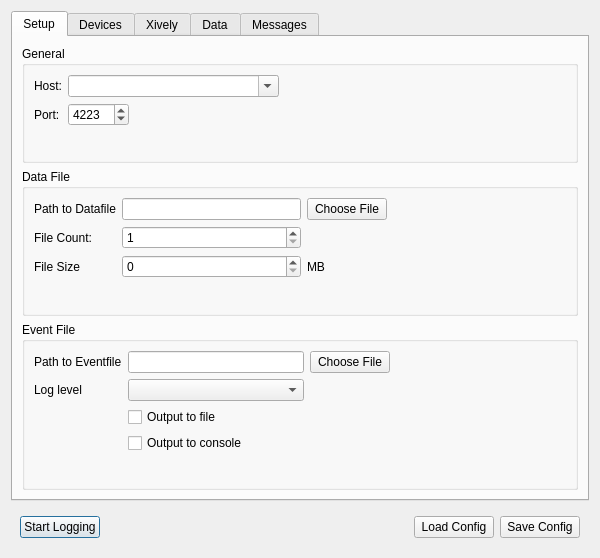
Before: the Qt Designer form src/brickv/data_logger/ui/setup_dialog.ui in Tinkerforge/brickv, drawn with Qt 5.
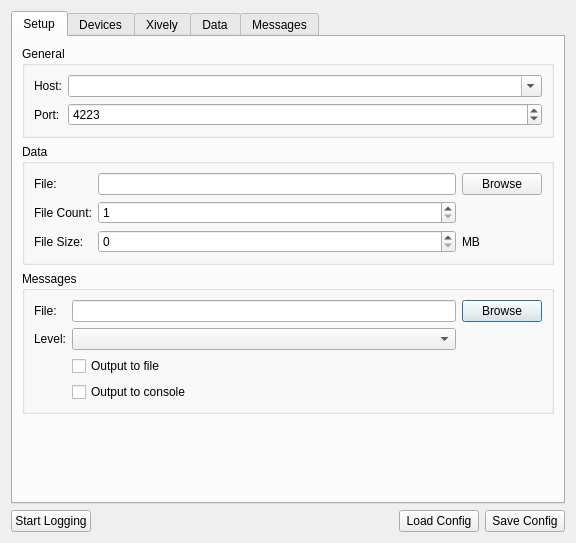
After: the same form once the commit is applied.

Commit message:
data-logger: Use existing file dialog helpers
Also start unifying the nameing of the data and the messages file.

Patch:
```diff
--- a/src/brickv/data_logger/ui/setup_dialog.ui
+++ b/src/brickv/data_logger/ui/setup_dialog.ui
@@ -6,63 +6,14 @@
    <rect>
     <x>0</x>
     <y>0</y>
-    <width>600</width>
-    <height>558</height>
+    <width>576</width>
+    <height>543</height>
    </rect>
   </property>
   <property name="windowTitle">
    <string notr="true">Data Logger</string>
   </property>
   <layout class="QGridLayout" name="gridLayout_5">
-   <item row="1" column="0">
-    <widget class="QWidget" name="widget" native="true">
-     <layout class="QGridLayout" name="gridLayout_6">
-      <item row="1" column="0">
-       <widget class="QPushButton" name="btn_start_logging">
-        <property name="focusPolicy">
-         <enum>Qt::TabFocus</enum>
-        </property>
-        <property name="text">
-         <string>Start Logging</string>
-        </property>
-       </widget>
-      </item>
-      <item row="1" column="1">
-       <spacer name="horizontalSpacer_5">
-        <property name="orientation">
-         <enum>Qt::Horizontal</enum>
-        </property>
-        <property name="sizeHint" stdset="0">
-         <size>
-          <width>40</width>
-          <height>20</height>
-         </size>
-        </property>
-       </spacer>
-      </item>
-      <item row="1" column="3">
-       <widget class="QPushButton" name="btn_load_config">
-        <property name="focusPolicy">
-         <enum>Qt::TabFocus</enum>
-        </property>
-        <property name="text">
-         <string>Load Config</string>
-        </property>
-       </widget>
-      </item>
-      <item row="1" column="4">
-       <widget class="QPushButton" name="btn_save_config">
-        <property name="focusPolicy">
-         <enum>Qt::StrongFocus</enum>
-        </property>
-        <property name="text">
-         <string>Save Config</string>
-        </property>
-       </widget>
-      </item>
-     </layout>
-    </widget>
-   </item>
    <item row="0" column="0">
     <layout class="QVBoxLayout" name="verticalLayout">
      <item>
@@ -98,85 +49,59 @@
         <attribute name="title">
          <string>Setup</string>
         </attribute>
-        <layout class="QHBoxLayout" name="horizontalLayout">
+        <layout class="QVBoxLayout" name="verticalLayout_6">
          <item>
           <layout class="QGridLayout" name="gridLayout">
            <item row="2" column="0">
             <widget class="QGroupBox" name="groupBox">
              <property name="title">
-              <string>Event File</string>
+              <string>Messages</string>
              </property>
+             <layout class="QVBoxLayout" name="verticalLayout_5">
+              <item>
              <layout class="QGridLayout" name="gridLayout_9">
               <item row="0" column="2">
-               <widget class="QLineEdit" name="line_path_to_eventfile">
-                <property name="readOnly">
-                 <bool>true</bool>
+                 <widget class="QPushButton" name="btn_messages_file">
+                  <property name="text">
+                   <string>Browse</string>
                 </property>
                </widget>
               </item>
-              <item row="0" column="4">
-               <spacer name="horizontalSpacer_10">
-                <property name="orientation">
-                 <enum>Qt::Horizontal</enum>
-                </property>
-                <property name="sizeHint" stdset="0">
-                 <size>
-                  <width>40</width>
-                  <height>20</height>
-                 </size>
-                </property>
-               </spacer>
-              </item>
-              <item row="2" column="2">
+                <item row="0" column="1">
+                 <widget class="QLineEdit" name="line_messages_file"/>
+                </item>
+                <item row="0" column="0">
+                 <widget class="QLabel" name="label_13">
+                  <property name="text">
+                   <string>File:</string>
+                  </property>
+                 </widget>
+                </item>
+                <item row="1" column="0">
+                 <widget class="QLabel" name="label_14">
+                  <property name="text">
+                   <string>Level:</string>
+                  </property>
+                 </widget>
+                </item>
+                <item row="2" column="1">
                <widget class="QCheckBox" name="checkbox_to_file">
                 <property name="text">
                  <string>Output to file</string>
                 </property>
                </widget>
               </item>
-              <item row="1" column="0">
-               <widget class="QLabel" name="label_14">
-                <property name="text">
-                 <string>Log level</string>
-                </property>
-               </widget>
-              </item>
-              <item row="3" column="2">
+                <item row="1" column="1">
+                 <widget class="QComboBox" name="combo_loglevel"/>
+                </item>
+                <item row="3" column="1">
                <widget class="QCheckBox" name="checkbox_to_console">
                 <property name="text">
                  <string>Output to console</string>
                 </property>
                </widget>
               </item>
-              <item row="0" column="3">
-               <widget class="QPushButton" name="btn_set_eventfile">
-                <property name="text">
-                 <string>Choose File</string>
-                </property>
-               </widget>
-              </item>
-              <item row="1" column="2">
-               <widget class="QComboBox" name="combo_loglevel"/>
-              </item>
-              <item row="0" column="0">
-               <widget class="QLabel" name="label_13">
-                <property name="text">
-                 <string>Path to Eventfile</string>
-                </property>
-               </widget>
-              </item>
-              <item row="4" column="2">
-               <spacer name="verticalSpacer_4">
-                <property name="orientation">
-                 <enum>Qt::Vertical</enum>
-                </property>
-                <property name="sizeHint" stdset="0">
-                 <size>
-                  <width>20</width>
-                  <height>40</height>
-                 </size>
-                </property>
-               </spacer>
+               </layout>
               </item>
              </layout>
             </widget>
@@ -189,73 +114,10 @@
              <property name="title">
               <string>General</string>
              </property>
+             <layout class="QVBoxLayout" name="verticalLayout_3">
+              <item>
              <layout class="QGridLayout" name="gridLayout_2">
-              <item row="1" column="1">
-               <widget class="QSpinBox" name="spinbox_port">
-                <property name="minimum">
-                 <number>1</number>
-                </property>
-                <property name="maximum">
-                 <number>65535</number>
-                </property>
-                <property name="value">
-                 <number>4223</number>
-                </property>
-               </widget>
-              </item>
-              <item row="1" column="2">
-               <spacer name="horizontalSpacer_4">
-                <property name="orientation">
-                 <enum>Qt::Horizontal</enum>
-                </property>
-                <property name="sizeHint" stdset="0">
-                 <size>
-                  <width>40</width>
-                  <height>20</height>
-                 </size>
-                </property>
-               </spacer>
-              </item>
-              <item row="1" column="0">
-               <widget class="QLabel" name="label_2">
-                <property name="sizePolicy">
-                 <sizepolicy hsizetype="Fixed" vsizetype="Preferred">
-                  <horstretch>0</horstretch>
-                  <verstretch>0</verstretch>
-                 </sizepolicy>
-                </property>
-                <property name="text">
-                 <string>Port:</string>
-                </property>
-               </widget>
-              </item>
-              <item row="0" column="0">
-               <widget class="QLabel" name="label">
-                <property name="sizePolicy">
-                 <sizepolicy hsizetype="Fixed" vsizetype="Preferred">
-                  <horstretch>0</horstretch>
-                  <verstretch>0</verstretch>
-                 </sizepolicy>
-                </property>
-                <property name="text">
-                 <string>Host:</string>
-                </property>
-               </widget>
-              </item>
-              <item row="0" column="4">
-               <spacer name="horizontalSpacer_3">
-                <property name="orientation">
-                 <enum>Qt::Horizontal</enum>
-                </property>
-                <property name="sizeHint" stdset="0">
-                 <size>
-                  <width>40</width>
-                  <height>20</height>
-                 </size>
-                </property>
-               </spacer>
-              </item>
-              <item row="0" column="1" colspan="2">
+                <item row="0" column="1">
                <widget class="QComboBox" name="combo_host">
                 <property name="editable">
                  <bool>true</bool>
@@ -268,33 +130,48 @@
                 </property>
                </widget>
               </item>
-              <item row="0" column="3">
-               <spacer name="horizontalSpacer">
-                <property name="orientation">
-                 <enum>Qt::Horizontal</enum>
-                </property>
-                <property name="sizeHint" stdset="0">
-                 <size>
-                  <width>40</width>
-                  <height>20</height>
-                 </size>
-                </property>
-               </spacer>
-              </item>
-              <item row="2" column="1">
-               <spacer name="verticalSpacer">
-                <property name="orientation">
-                 <enum>Qt::Vertical</enum>
-                </property>
-                <property name="sizeHint" stdset="0">
-                 <size>
-                  <width>20</width>
-                  <height>40</height>
-                 </size>
-                </property>
-               </spacer>
-              </item>
-             </layout>
+                <item row="0" column="0">
+                 <widget class="QLabel" name="label">
+                  <property name="sizePolicy">
+                   <sizepolicy hsizetype="Fixed" vsizetype="Preferred">
+                    <horstretch>0</horstretch>
+                    <verstretch>0</verstretch>
+                   </sizepolicy>
+                  </property>
+                  <property name="text">
+                   <string>Host:</string>
+                  </property>
+                 </widget>
+                </item>
+                <item row="1" column="0">
+                 <widget class="QLabel" name="label_2">
+                  <property name="sizePolicy">
+                   <sizepolicy hsizetype="Fixed" vsizetype="Preferred">
+                    <horstretch>0</horstretch>
+                    <verstretch>0</verstretch>
+                   </sizepolicy>
+                  </property>
+                  <property name="text">
+                   <string>Port:</string>
+                  </property>
+                 </widget>
+                </item>
+                <item row="1" column="1">
+                 <widget class="QSpinBox" name="spinbox_port">
+                  <property name="minimum">
+                   <number>1</number>
+                  </property>
+                  <property name="maximum">
+                   <number>65535</number>
+                  </property>
+                  <property name="value">
+                   <number>4223</number>
+                  </property>
+                 </widget>
+                </item>
+               </layout>
+              </item>
+             </layout>
             </widget>
            </item>
            <item row="1" column="0">
@@ -303,9 +180,52 @@
               <bool>true</bool>
              </property>
              <property name="title">
-              <string>Data File</string>
+              <string>Data</string>
              </property>
+             <layout class="QVBoxLayout" name="verticalLayout_4">
+              <item>
              <layout class="QGridLayout" name="gridLayout_3">
+                <item row="0" column="1">
+                 <widget class="QLineEdit" name="line_data_file">
+                  <property name="inputMask">
+                   <string notr="true"/>
+                  </property>
+                  <property name="text">
+                   <string notr="true"/>
+                  </property>
+                 </widget>
+                </item>
+                <item row="0" column="0">
+                 <widget class="QLabel" name="label_3">
+                  <property name="text">
+                   <string>File:</string>
+                  </property>
+                 </widget>
+                </item>
+                <item row="1" column="0">
+                 <widget class="QLabel" name="label_4">
+                  <property name="text">
+                   <string>File Count:</string>
+                  </property>
+                 </widget>
+                </item>
+                <item row="0" column="2">
+                 <widget class="QPushButton" name="btn_data_file">
+                  <property name="focusPolicy">
+                   <enum>Qt::TabFocus</enum>
+                  </property>
+                  <property name="text">
+                   <string>Browse</string>
+                  </property>
+                 </widget>
+                </item>
+                <item row="2" column="0">
+                 <widget class="QLabel" name="label_5">
+                  <property name="text">
+                   <string>File Size:</string>
+                  </property>
+                 </widget>
+                </item>
               <item row="1" column="1">
                <widget class="QSpinBox" name="spin_file_count">
                 <property name="minimum">
@@ -330,65 +250,15 @@
                 </property>
                </widget>
               </item>
-              <item row="2" column="3">
-               <spacer name="horizontalSpacer_2">
-                <property name="orientation">
-                 <enum>Qt::Horizontal</enum>
-                </property>
-                <property name="sizeHint" stdset="0">
-                 <size>
-                  <width>40</width>
-                  <height>20</height>
-                 </size>
-                </property>
-               </spacer>
+               </layout>
               </item>
-              <item row="0" column="1">
-               <widget class="QLineEdit" name="line_path_to_file">
-                <property name="inputMask">
-                 <string notr="true"/>
-                </property>
-                <property name="text">
-                 <string notr="true"/>
-                </property>
-                <property name="readOnly">
-                 <bool>true</bool>
-                </property>
-               </widget>
-              </item>
-              <item row="0" column="2">
-               <widget class="QPushButton" name="btn_set_logfile">
-                <property name="focusPolicy">
-                 <enum>Qt::TabFocus</enum>
-                </property>
-                <property name="text">
-                 <string>Choose File</string>
-                </property>
-               </widget>
-              </item>
-              <item row="1" column="0">
-               <widget class="QLabel" name="label_4">
-                <property name="text">
-                 <string>File Count:</string>
-                </property>
-               </widget>
-              </item>
-              <item row="0" column="0">
-               <widget class="QLabel" name="label_3">
-                <property name="text">
-                 <string>Path to Datafile</string>
-                </property>
-               </widget>
-              </item>
-              <item row="2" column="0">
-               <widget class="QLabel" name="label_5">
-                <property name="text">
-                 <string>File Size</string>
-                </property>
-               </widget>
-              </item>
-              <item row="3" column="1">
-               <spacer name="verticalSpacer_3">
+             </layout>
+            </widget>
+           </item>
+          </layout>
+         </item>
+         <item>
+          <spacer name="verticalSpacer">
                 <property name="orientation">
                  <enum>Qt::Vertical</enum>
                 </property>
@@ -399,11 +269,6 @@
                  </size>
                 </property>
                </spacer>
-              </item>
-             </layout>
-            </widget>
-           </item>
-          </layout>
          </item>
         </layout>
        </widget>
@@ -748,6 +613,53 @@
      </item>
     </layout>
    </item>
+   <item row="1" column="0">
+    <layout class="QHBoxLayout" name="horizontalLayout">
+     <item>
+      <widget class="QPushButton" name="btn_start_logging">
+       <property name="focusPolicy">
+        <enum>Qt::TabFocus</enum>
+       </property>
+       <property name="text">
+        <string>Start Logging</string>
+       </property>
+      </widget>
+     </item>
+     <item>
+      <spacer name="horizontalSpacer_5">
+       <property name="orientation">
+        <enum>Qt::Horizontal</enum>
+       </property>
+       <property name="sizeHint" stdset="0">
+        <size>
+         <width>40</width>
+         <height>20</height>
+        </size>
+       </property>
+      </spacer>
+     </item>
+     <item>
+      <widget class="QPushButton" name="btn_load_config">
+       <property name="focusPolicy">
+        <enum>Qt::TabFocus</enum>
+       </property>
+       <property name="text">
+        <string>Load Config</string>
+       </property>
+      </widget>
+     </item>
+     <item>
+      <widget class="QPushButton" name="btn_save_config">
+       <property name="focusPolicy">
+        <enum>Qt::StrongFocus</enum>
+       </property>
+       <property name="text">
+        <string>Save Config</string>
+       </property>
+      </widget>
+     </item>
+    </layout>
+   </item>
   </layout>
  </widget>
  <tabstops>
```
Left out of the diff: 34 changed lines with no effect on the pictures. Lines whose indentation alone changed are shown as unchanged. The commit also changes 2 other files.
